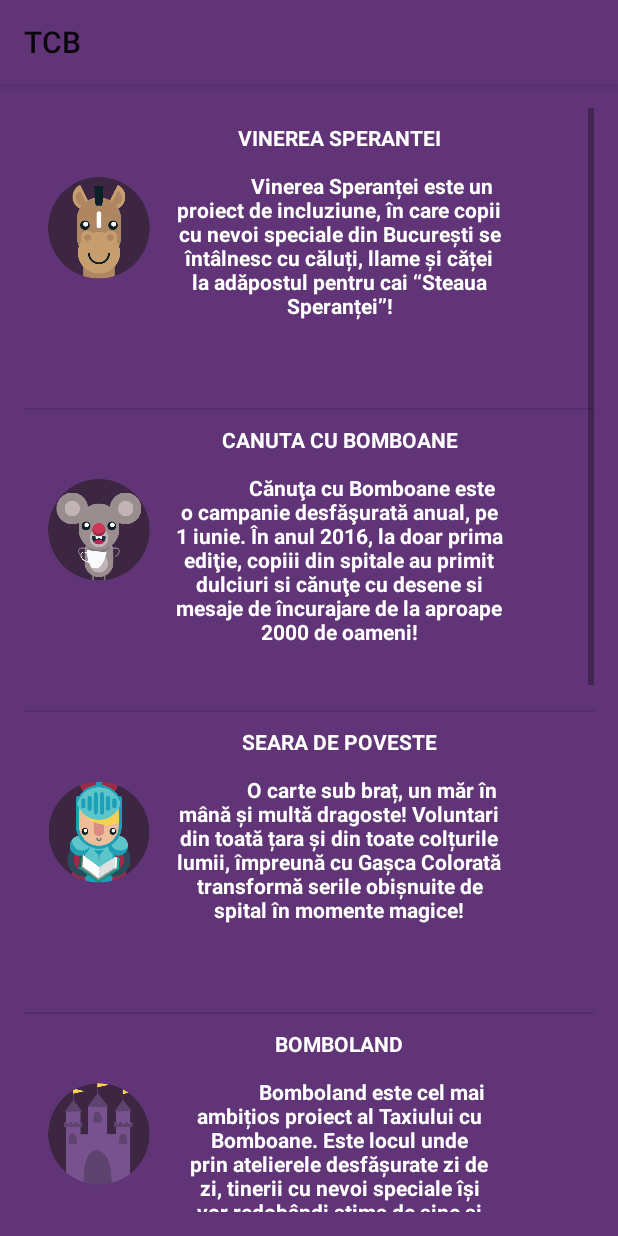
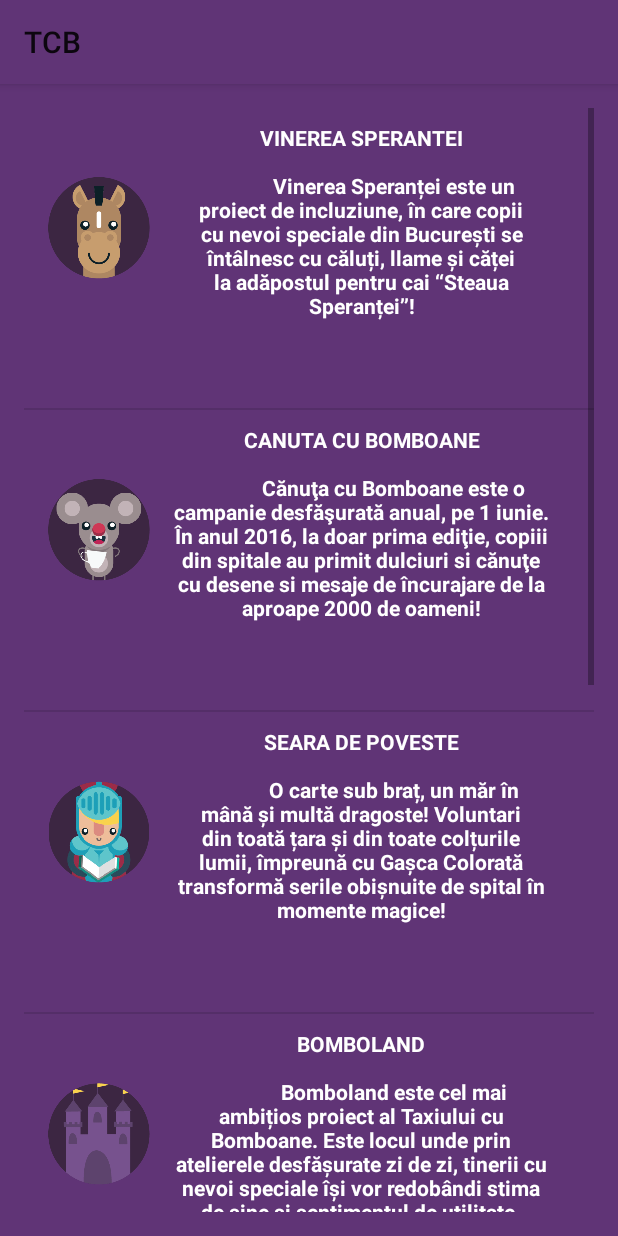
Before and after one commit to AuraLoredana/TCB, an Android app: the screen it shows after launch (Projects), in the side drawer, after a tap on "Proiectele noastre", on a phone screen of 412 x 824 dp. Run offline under Robolectric (Android 15) with nearby library versions, the phone set to English and light mode, and no system bars; 1 statement that could not run was skipped.

Commit message:
contact page added and also the connection with Firebase chat implemented bugs fixed parallax effect added at the About Activity Menu fixed for languages

```diff
--- a/app/src/main/AndroidManifest.xml
+++ b/app/src/main/AndroidManifest.xml
@@ -7,6 +7,7 @@
 
     <application
         android:allowBackup="true"
+        android:configChanges="locale|orientation"
         android:icon="@drawable/logotcb"
         android:label="@string/app_name"
         android:roundIcon="@mipmap/ic_launcher_round"
@@ -15,7 +16,6 @@
         <activity android:name=".MainActivity">
             <intent-filter>
                 <action android:name="android.intent.action.MAIN" />
-
                 <category android:name="android.intent.category.LAUNCHER" />
             </intent-filter>
         </activity>
--- a/app/src/main/java/com/aura/popescu/tcb/Chat.java
+++ b/app/src/main/java/com/aura/popescu/tcb/Chat.java
@@ -126,7 +126,7 @@
         textView.setLayoutParams(lp2);
         textView.setTextSize((float) 14.00);
         //textView.setPadding(10, 10, 10, 10);
-        lp2.setMargins(10, 10, 10, 10);
+        lp2.setMargins(5, 5, 5, 5);
         layout.addView(textView);
         scrollView.fullScroll(View.FOCUS_DOWN);
     }
--- a/app/src/main/java/com/aura/popescu/tcb/MainActivity.java
+++ b/app/src/main/java/com/aura/popescu/tcb/MainActivity.java
@@ -12,19 +12,15 @@
 import android.support.v7.app.ActionBarDrawerToggle;
 import android.support.v7.app.AppCompatActivity;
 import android.util.DisplayMetrics;
+import android.view.Menu;
+import android.view.MenuInflater;
 import android.view.MenuItem;
-import android.view.View;
-import android.widget.AdapterView;
-import android.widget.ArrayAdapter;
 import android.widget.Spinner;
 import android.widget.Toast;
 
-import java.util.ArrayList;
-import java.util.List;
 import java.util.Locale;
 
 public class MainActivity extends AppCompatActivity {
-
     Spinner spinner;
     Locale myLocale;
     String currentLanguage = "ro", currentLang;
@@ -32,22 +28,30 @@
     private ActionBarDrawerToggle t;
     private NavigationView nv;
 
+    @Override
+    public boolean onCreateOptionsMenu(Menu menu) {
+        MenuInflater inflater = getMenuInflater();
+        inflater.inflate(R.menu.language_menu, menu);
+        return true;
+    }
+
     @RequiresApi(api = Build.VERSION_CODES.LOLLIPOP)
     @Override
     protected void onCreate(Bundle savedInstanceState) {
         super.onCreate(savedInstanceState);
         setContentView(R.layout.activity_main);
 
+
         currentLanguage = getIntent().getStringExtra(currentLang);
 
-        spinner = findViewById(R.id.spinner1);
+      /*  spinner = findViewById(R.id.spinner1);
 
         List<String> list = new ArrayList<String>();
         //list.add(String.valueOf(getDrawable(R.drawable.flag_ro)));
         //list.add(String.valueOf(getDrawable(R.drawable.flag_us))) ;
         list.add("Lang");
         list.add("Romanian");
-        list.add("English");
+        list.add("English");*/
 
 
         dl = findViewById(R.id.activity_main);
@@ -94,7 +98,8 @@
                 return true;
             }
         });
-        ArrayAdapter<String> adapter = new ArrayAdapter<String>(this, android.R.layout.simple_spinner_item, list);
+
+        /*ArrayAdapter<String> adapter = new ArrayAdapter<String>(this, android.R.layout.simple_spinner_item, list);
         adapter.setDropDownViewResource(android.R.layout.simple_spinner_dropdown_item);
         spinner.setAdapter(adapter);
 
@@ -118,9 +123,18 @@
             @Override
             public void onNothingSelected(AdapterView<?> adapterView) {
             }
-        });
+        });*/
     }
 
+
+    public void onBackPressed() {
+        Intent intent = new Intent(Intent.ACTION_MAIN);
+        intent.addCategory(Intent.CATEGORY_HOME);
+        intent.setFlags(Intent.FLAG_ACTIVITY_CLEAR_TOP);
+        startActivity(intent);
+        finish();
+        System.exit(0);
+    }
     public void setLocale(String localeName) {
         if (!localeName.equals(currentLanguage)) {
             myLocale = new Locale(localeName);
@@ -136,25 +150,41 @@
             Toast.makeText(MainActivity.this, "Language already selected!", Toast.LENGTH_SHORT).show();
         }
     }
-
-    public void onBackPressed() {
-        Intent intent = new Intent(Intent.ACTION_MAIN);
-        intent.addCategory(Intent.CATEGORY_HOME);
-        intent.setFlags(Intent.FLAG_ACTIVITY_CLEAR_TOP);
-        startActivity(intent);
-        finish();
-        System.exit(0);
-    }
-
     @Override
     public boolean onOptionsItemSelected(MenuItem item) {
 
         if(t.onOptionsItemSelected(item))
             return true;
 
-        return super.onOptionsItemSelected(item);
+        switch (item.getItemId()) {
+            case R.id.select:
+
+                return true;
+            case R.id.us:
+                setLocale("en");
+                Locale locale = new Locale("en");
+                Locale.setDefault(locale);
+                Configuration config = new Configuration();
+                config.locale = locale;
+                getBaseContext().getResources().updateConfiguration(config, getBaseContext().getResources().getDisplayMetrics());
+                Toast.makeText(this, "Locale in English !", Toast.LENGTH_LONG).show();
+                break;
+            case R.id.rom:
+                setLocale("ro");
+                Locale locale1 = new Locale("ro");
+                Locale.setDefault(locale1);
+                Configuration config1 = new Configuration();
+                config1.locale = locale1;
+                getBaseContext().getResources().updateConfiguration(config1, getBaseContext().getResources().getDisplayMetrics());
+                Toast.makeText(this, "Locale in Romanian !", Toast.LENGTH_LONG).show();
+            default:
+                // Do nothing.
+        }
+
+        return true;
 
 
     }
 
+
 }
--- a/app/src/main/res/layout/activity_chat.xml
+++ b/app/src/main/res/layout/activity_chat.xml
@@ -21,14 +21,14 @@
             android:id="@+id/layout2"
             android:layout_width="match_parent"
             android:layout_height="wrap_content"
-            android:padding="10dp">
+            android:padding="5dp">
 
             <LinearLayout
                 android:id="@+id/layout1"
                 android:layout_width="match_parent"
                 android:layout_height="wrap_content"
                 android:orientation="vertical"
-                android:padding="10dp"></LinearLayout>
+                android:padding="5dp"></LinearLayout>
 
         </RelativeLayout>
     </ScrollView>
--- a/app/src/main/res/layout/list_single.xml
+++ b/app/src/main/res/layout/list_single.xml
@@ -2,7 +2,9 @@
 <TableLayout xmlns:android="http://schemas.android.com/apk/res/android"
     android:layout_width="match_parent"
     android:layout_height="match_parent" >
-    <TableRow>
+
+    <TableRow android:orientation="horizontal">
+
         <ImageView
             android:id="@+id/img"
             android:layout_width="100dp"
@@ -12,7 +14,7 @@
 
         <TextView
             android:id="@+id/txt"
-            android:layout_width="220dp"
+            android:layout_width="250dp"
             android:layout_height="200dp"
             android:fontFamily="sans-serif"
             android:gravity="start"
--- a/app/src/main/res/values/arrays.xml
+++ b/app/src/main/res/values/arrays.xml
@@ -31,7 +31,6 @@
         </item>
         <item>CIORAPELUL CU BOMBOANE\n
             "
-
             "
             Ultima cursă specială din 2017 a “Taxiului cu Bomboane”! Între 5 şi 7 decembrie
             voluntarii au oprit la toate secţiile de pediatrie din Bucureşti şi au împărţit copiilor
@@ -53,4 +52,5 @@
             curiozitatea de a citi!
         </item>
     </array>
+
 </resources>
--- a/app/src/main/res/values/colors.xml
+++ b/app/src/main/res/values/colors.xml
@@ -8,5 +8,5 @@
     <color name="colorBotton">#af1d4e</color>
     <color name="colorUserone">#e2a5f7</color>
     <color name="colorUsertwo">#dedce2</color>
-    <color name="colorStroke">#99999b</color>
+    <color name="colorStroke">#c5c5c7</color>
 </resources>
--- a/app/src/main/res/values/dimens.xml
+++ b/app/src/main/res/values/dimens.xml
@@ -2,4 +2,5 @@
 <resources>
     <dimen name="activity_vertical_margin">16dp</dimen>
     <dimen name="activity_horizontal_margin">16dp</dimen>
+    <dimen name="image_height">200dp</dimen>
 </resources>
```
Also changed, not shown: app/src/main/java/com/aura/popescu/tcb/About.java (+44 -1 lines), app/src/main/res/drawable/rounded_corner1.xml (+5 -5 lines), app/src/main/res/drawable/rounded_corner2.xml (+5 -5 lines), app/src/main/res/layout/activity_about.xml (+27 -38 lines), app/src/main/res/layout/activity_main.xml (+2 -13 lines), 1 other file.
